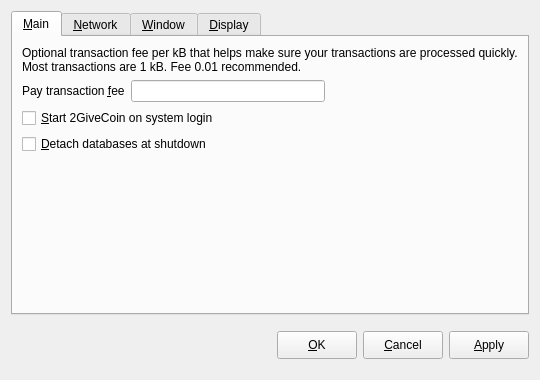
Before: the Qt Designer form src/qt/forms/optionsdialog.ui in LittleDuke/2GIVE, drawn with Qt 5.
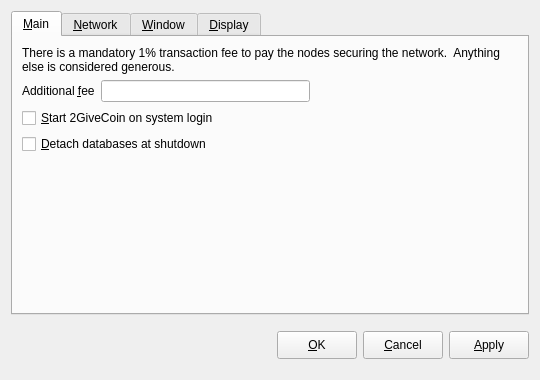
After: the same form once the commit is applied. The open tabs and pages were chosen to show the change. Custom widgets are drawn as their Qt base class.

Commit message: Updated options txfee language to disclose 1% fee and social generosity

Diff of the .ui file:
```diff
--- a/src/qt/forms/optionsdialog.ui
+++ b/src/qt/forms/optionsdialog.ui
@@ -33,7 +33,7 @@
        <item>
         <widget class="QLabel" name="transactionFeeInfoLabel">
          <property name="text">
-          <string>Optional transaction fee per kB that helps make sure your transactions are processed quickly. Most transactions are 1 kB. Fee 0.01 recommended.</string>
+          <string>There is a mandatory 1% transaction fee to pay the nodes securing the network.  Anything else is considered generous.</string>
          </property>
          <property name="textFormat">
           <enum>Qt::PlainText</enum>
@@ -48,7 +48,7 @@
          <item>
           <widget class="QLabel" name="transactionFeeLabel">
            <property name="text">
-            <string>Pay transaction &amp;fee</string>
+            <string>Additional &amp;fee</string>
            </property>
            <property name="textFormat">
             <enum>Qt::PlainText</enum>
```
Left out of the diff: 2 changed lines with no effect on the pictures.
